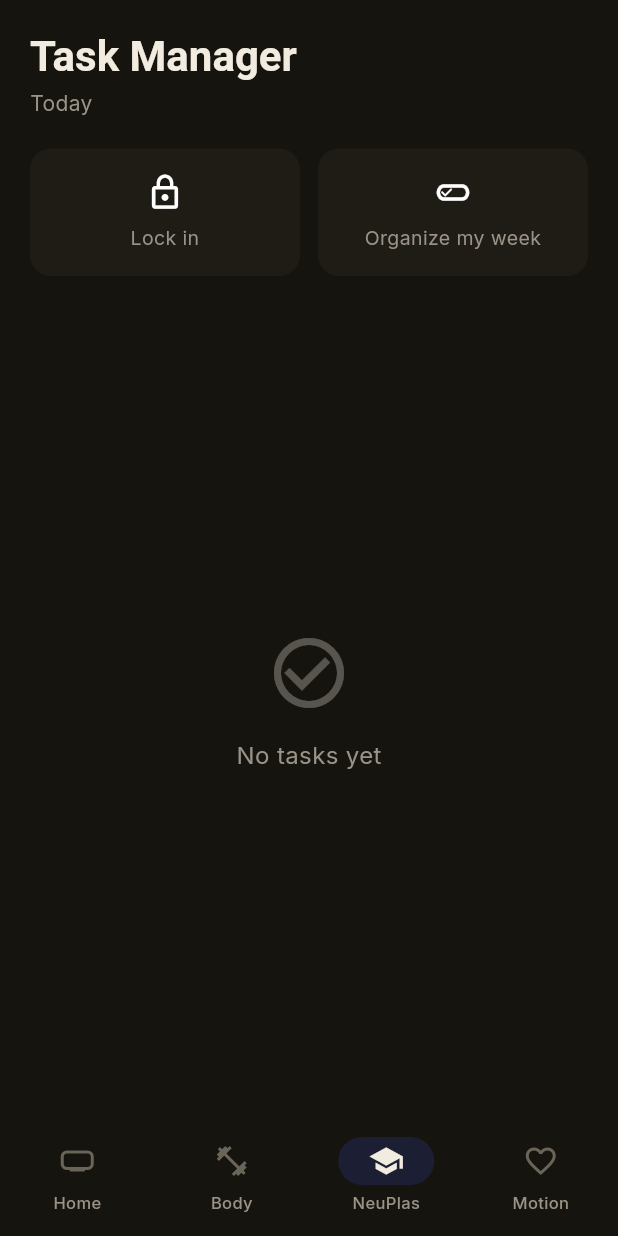
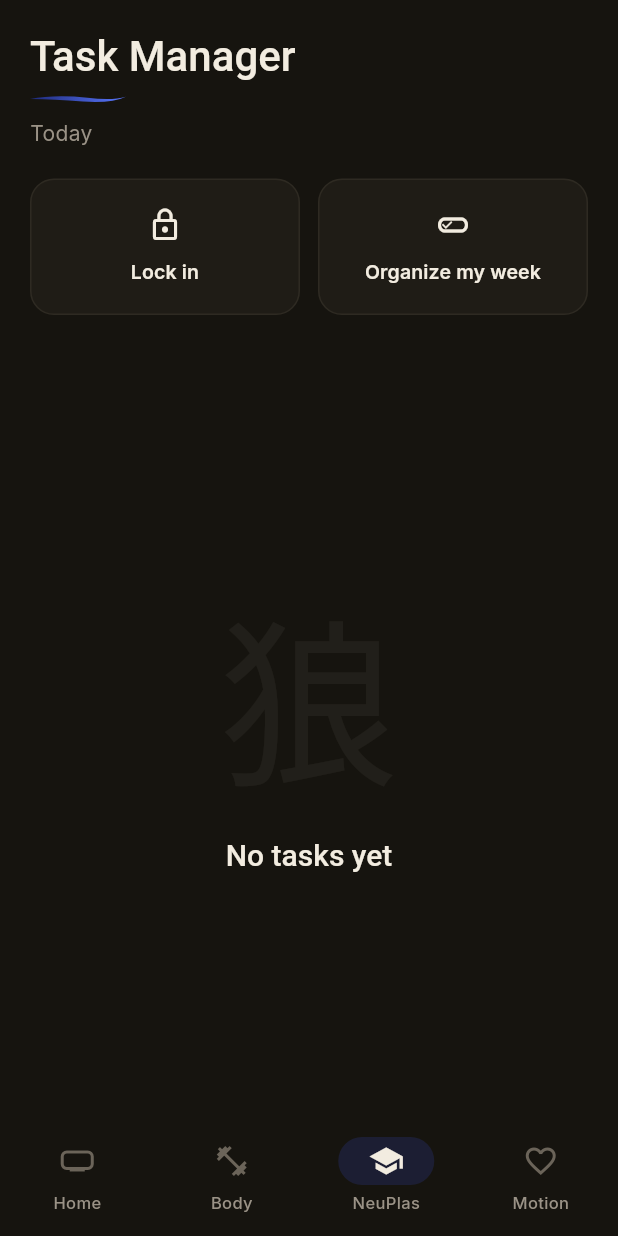
Before and after one commit to LastreWayne/Okami, a Flutter app: the screen it shows after launch, item 3 of the bottom bar chosen, on a phone screen of 412 x 824 dp. Run offline on Flutter 3.47's test engine with Material 3 defaults, Android fonts, the phone set to English and light mode, and no system bars; our stand-ins replace google_fonts.

Commit message:
style(neuplas): SectionTitle, ActionTiles, TaskRow list, kanji empty state
Co-Authored-By: Claude Opus 4.8 <noreply@anthropic.com>

```diff
--- a/lib/screens/neuroplasticity/np_screen.dart
+++ b/lib/screens/neuroplasticity/np_screen.dart
@@ -3,6 +3,7 @@ import 'package:okami/screens/neuroplasticity/edit_task_screen.dart';
 import 'package:provider/provider.dart';
 import 'package:okami/models/task_model.dart';
 import 'package:okami/providers/task_provider.dart';
+import 'package:okami/widgets/app_widgets.dart';
 import 'week_org_screen.dart';
 import 'locking_in_screen.dart';
 
@@ -14,7 +15,6 @@ class NeuPlaScreen extends StatelessWidget {
   Widget build(BuildContext context) {
     //Leer tasks del dia
     final todayTasks = context.watch<TaskProvider>().tasksByDay(DateTime.now());
-
 
     return Scaffold(
 
@@ -28,26 +28,14 @@ class NeuPlaScreen extends StatelessWidget {
             crossAxisAlignment: CrossAxisAlignment.start,
             children: [
               //TITULO
-              Text(
-                'Task Manager',
-                style: Theme.of(context).textTheme.headlineLarge?.copyWith(
-                  fontSize: 28,
-                  fontWeight: FontWeight.bold,
-                ),
-              ),
-              const SizedBox(height: 4),
-              Text(
-                'Today',
-                style: Theme.of(context).textTheme.bodyMedium,
-              ),
+              const SectionTitle(title: 'Task Manager', subtitle: 'Today'),
 
               const SizedBox(height: 20),
               //Botones (LockIN/Org)
               Row(
                 children: [
                   Expanded(
-                    child: _buildActionButton(
-                      context,
+                    child: ActionTile(
                       icon: Icons.lock_outline,
                       label: 'Lock in',
                       onTap: () {
@@ -60,18 +48,18 @@ class NeuPlaScreen extends StatelessWidget {
                         } else {
                           Navigator.push(
                             context,
-                            MaterialPageRoute(builder: (context) => LockingInScreen(task: task)),
+                            MaterialPageRoute(
+                              builder: (context) => LockingInScreen(task: task),
+                            ),
                           );
                         }
                       },
                     ),
                   ),
 
-
                   const SizedBox(width: 12),
                   Expanded(
-                    child: _buildActionButton(
-                      context,
+                    child: ActionTile(
                       icon: Icons.edit_attributes_outlined,
                       label: 'Organize my week',
                       onTap: () {
@@ -81,7 +69,7 @@ class NeuPlaScreen extends StatelessWidget {
                             builder: (context) => const WeekOrgScreen(),
                           ),
                         );
-                      }
+                      },
                     ),
                   ),
                 ],
@@ -91,7 +79,9 @@ class NeuPlaScreen extends StatelessWidget {
 
               //Lista de Tasks
               Expanded(
-                child: todayTasks.isEmpty ? _buildEmptyState(context) : _buildTaskList(context, todayTasks),
+                child: todayTasks.isEmpty
+                    ? _buildEmptyState(context)
+                    : _buildTaskList(context, todayTasks),
               ),
             ],
           ),
@@ -106,68 +96,16 @@ class NeuPlaScreen extends StatelessWidget {
       itemCount: tasks.length,
       itemBuilder: (context, idx) {
         final task = tasks[idx];
-      return Card(
-        child: ListTile(
-          leading: CircleAvatar(
-            child: Text(task.priority.name.toUpperCase()),
-          ),
-          title: Text(task.title),
-          subtitle: Text(
-            '${_formatHour(task.dateTime)} · ${task.durationMinutes} min',
-          ),
+        return TaskRow(
+          task: task,
           onTap: () {
             Navigator.push(
               context,
-              MaterialPageRoute(builder: (context) => EditTaskScreen(task: task))
-            );
-          },
-        ),
+              MaterialPageRoute(builder: (context) => EditTaskScreen(task: task)),
             );
           },
         );
- }
-
- String _formatHour(DateTime dt) {
-  final h = dt.hour.toString().padLeft(2, '0');
-  final m = dt.minute.toString().padLeft(2, '0');
-  return '$h:$m';
- }
-
-
-
-
-
-
-  //Construir un boton de accion
-  Widget _buildActionButton(
-    BuildContext context, {
-    required IconData icon,
-    required String label,
-    required VoidCallback onTap,
-  }) {
-    return Material(
-      //Caracteristicas del boton
-      color: Theme.of(context).colorScheme.surface,
-      borderRadius: BorderRadius.circular(14),
-      child: InkWell(
-        //Efecto visual al interactuar con el boton
-        onTap: onTap,
-        borderRadius: BorderRadius.circular(14),
-        child: Padding(
-          padding: const EdgeInsets.symmetric(vertical: 16, horizontal: 12),
-          child: Column(
-            children: [
-              Icon(icon, size: 26),
-              const SizedBox(height: 8),
-              Text(
-                label,
-                textAlign: TextAlign.center,
-                style: const TextStyle(fontSize: 13),
-              ),
-            ],
-          ),
-        ),
-      ),
+      },
     );
   }
 
@@ -177,21 +115,14 @@ class NeuPlaScreen extends StatelessWidget {
       child: Column(
         mainAxisAlignment: MainAxisAlignment.center,
         children: [
-          Icon(
-            Icons.check_circle_outline,
-            size: 56,
-            color: Theme.of(context).colorScheme.onSurface.withValues(alpha: 0.3),
-          ),
-          const SizedBox(height: 16),
+          const KanjiWatermark(size: 120),
+          const SizedBox(height: 8),
           Text(
             'No tasks yet',
-            style: Theme.of(context).textTheme.bodyMedium?.copyWith(
-              fontSize: 16,
-            ),
+            style: Theme.of(context).textTheme.headlineLarge?.copyWith(fontSize: 20),
           ),
         ],
       ),
     );
   }
-
 }
```
Lines whose indentation alone changed are shown as unchanged.
